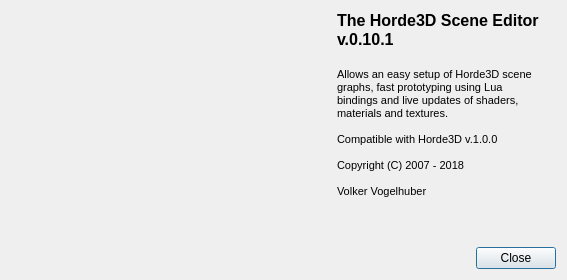
Before: the Qt Designer form Horde3DEditor/src/HordeSceneEditor/AboutDialog.ui in horde3d/Horde3D, drawn with Qt 5.
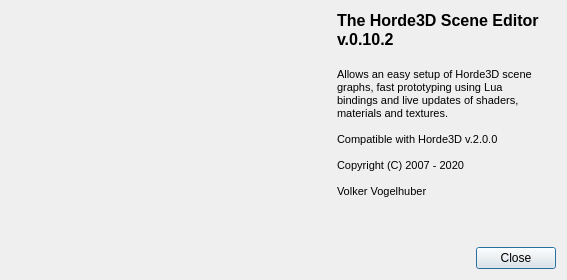
After: the same form once the commit is applied. Icons and pictures are not drawn.

Commit message: Updated editor version. Editor may not work on Linux with mesa as it does not support compatibility profile which is required because of using gl1 functionality to draw gizmos and grid.

```diff
--- a/Horde3DEditor/src/HordeSceneEditor/AboutDialog.ui
+++ b/Horde3DEditor/src/HordeSceneEditor/AboutDialog.ui
@@ -53,16 +53,16 @@
 p, li { white-space: pre-wrap; }
 &lt;/style&gt;&lt;/head&gt;&lt;body style=&quot; font-family:'MS Shell Dlg 2'; font-size:8pt; font-weight:400; font-style:normal;&quot;&gt;
 &lt;p style=&quot; margin-top:0px; margin-bottom:0px; margin-left:0px; margin-right:0px; -qt-block-indent:0; text-indent:0px;&quot;&gt;&lt;span style=&quot; font-size:12pt; font-weight:600;&quot;&gt;The Horde3D Scene Editor&lt;/span&gt;&lt;/p&gt;
-&lt;p style=&quot; margin-top:0px; margin-bottom:0px; margin-left:0px; margin-right:0px; -qt-block-indent:0; text-indent:0px;&quot;&gt;&lt;span style=&quot; font-size:12pt; font-weight:600;&quot;&gt;v.0.10.1&lt;/span&gt;&lt;/p&gt;
+&lt;p style=&quot; margin-top:0px; margin-bottom:0px; margin-left:0px; margin-right:0px; -qt-block-indent:0; text-indent:0px;&quot;&gt;&lt;span style=&quot; font-size:12pt; font-weight:600;&quot;&gt;v.0.10.2&lt;/span&gt;&lt;/p&gt;
 &lt;p style=&quot;-qt-paragraph-type:empty; margin-top:0px; margin-bottom:0px; margin-left:0px; margin-right:0px; -qt-block-indent:0; text-indent:0px; font-size:12pt; font-weight:600;&quot;&gt;&lt;br /&gt;&lt;/p&gt;
 &lt;p style=&quot; margin-top:0px; margin-bottom:0px; margin-left:0px; margin-right:0px; -qt-block-indent:0; text-indent:0px;&quot;&gt;Allows an easy setup of Horde3D scene &lt;/p&gt;
 &lt;p style=&quot; margin-top:0px; margin-bottom:0px; margin-left:0px; margin-right:0px; -qt-block-indent:0; text-indent:0px;&quot;&gt;graphs, fast prototyping using Lua &lt;/p&gt;
 &lt;p style=&quot; margin-top:0px; margin-bottom:0px; margin-left:0px; margin-right:0px; -qt-block-indent:0; text-indent:0px;&quot;&gt;bindings and live updates of shaders, &lt;/p&gt;
 &lt;p style=&quot; margin-top:0px; margin-bottom:0px; margin-left:0px; margin-right:0px; -qt-block-indent:0; text-indent:0px;&quot;&gt;materials and textures.&lt;/p&gt;
 &lt;p style=&quot;-qt-paragraph-type:empty; margin-top:0px; margin-bottom:0px; margin-left:0px; margin-right:0px; -qt-block-indent:0; text-indent:0px;&quot;&gt;&lt;br /&gt;&lt;/p&gt;
-&lt;p style=&quot; margin-top:0px; margin-bottom:0px; margin-left:0px; margin-right:0px; -qt-block-indent:0; text-indent:0px;&quot;&gt;Compatible with Horde3D v.1.0.0&lt;/p&gt;
+&lt;p style=&quot; margin-top:0px; margin-bottom:0px; margin-left:0px; margin-right:0px; -qt-block-indent:0; text-indent:0px;&quot;&gt;Compatible with Horde3D v.2.0.0&lt;/p&gt;
 &lt;p style=&quot;-qt-paragraph-type:empty; margin-top:0px; margin-bottom:0px; margin-left:0px; margin-right:0px; -qt-block-indent:0; text-indent:0px;&quot;&gt;&lt;br /&gt;&lt;/p&gt;
-&lt;p style=&quot; margin-top:0px; margin-bottom:0px; margin-left:0px; margin-right:0px; -qt-block-indent:0; text-indent:0px;&quot;&gt;Copyright (C) 2007 - 2018&lt;/p&gt;
+&lt;p style=&quot; margin-top:0px; margin-bottom:0px; margin-left:0px; margin-right:0px; -qt-block-indent:0; text-indent:0px;&quot;&gt;Copyright (C) 2007 - 2020&lt;/p&gt;
 &lt;p style=&quot;-qt-paragraph-type:empty; margin-top:0px; margin-bottom:0px; margin-left:0px; margin-right:0px; -qt-block-indent:0; text-indent:0px;&quot;&gt;&lt;br /&gt;&lt;/p&gt;
 &lt;p style=&quot; margin-top:0px; margin-bottom:0px; margin-left:0px; margin-right:0px; -qt-block-indent:0; text-indent:0px;&quot;&gt;Volker Vogelhuber &lt;/p&gt;&lt;/body&gt;&lt;/html&gt;</string>
      </property>
```
